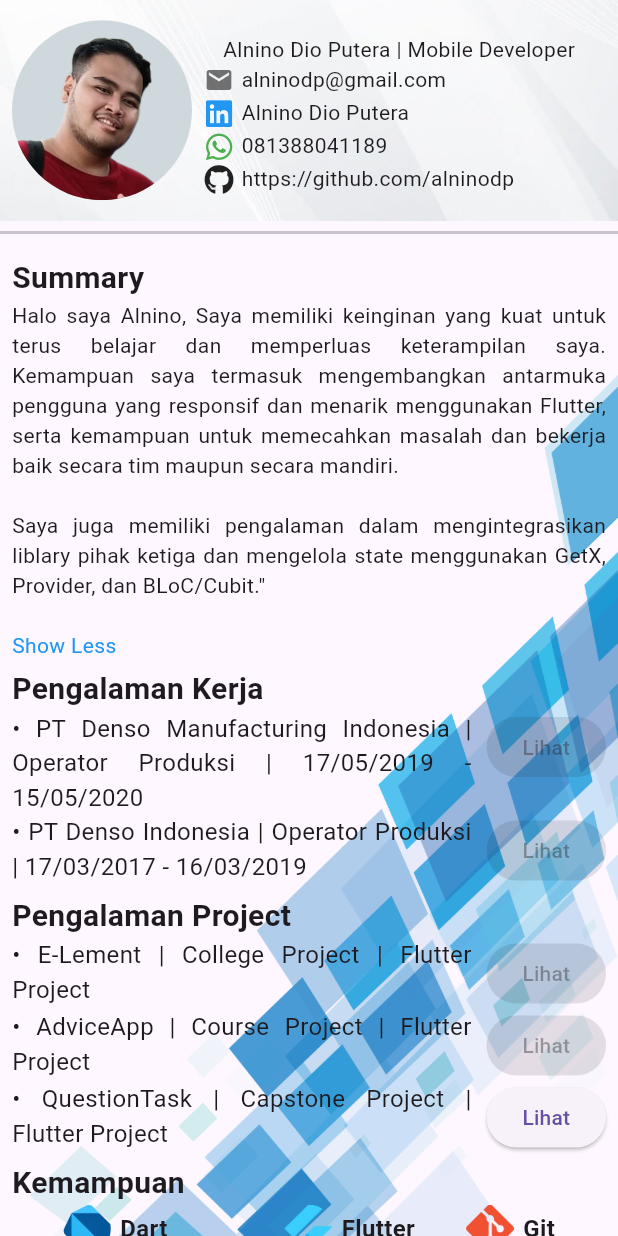
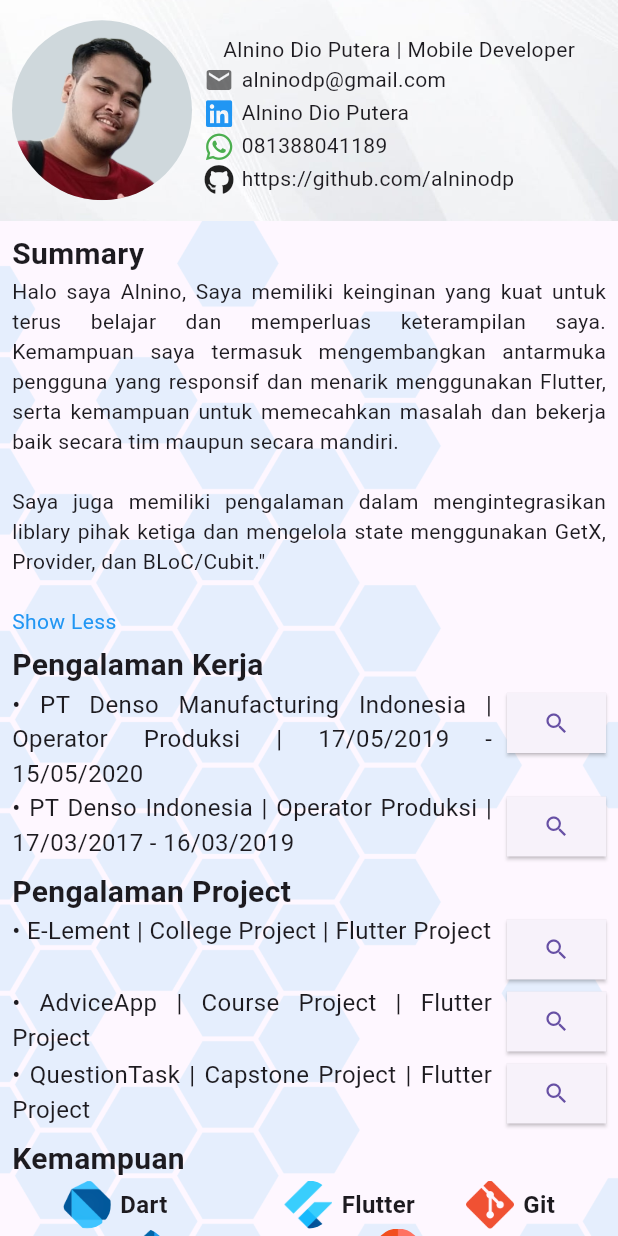
Before and after one commit to AlninoDP/curriculum_vitae, a Flutter app: the screen it shows after launch, after a tap on "Show More", on a phone screen of 412 x 824 dp. Run offline on Flutter 3.47's test engine with Material 3 defaults, Android fonts, the phone set to English and light mode, and no system bars; our stand-ins replace font_awesome_flutter.

```diff
--- /dev/null
+++ b/lib/const/constant.dart
@@ -0,0 +1,61 @@
+const String textIntroduction = '''
+Halo saya Alnino, Saya memiliki keinginan yang kuat untuk terus belajar dan memperluas keterampilan saya. Kemampuan saya termasuk mengembangkan antarmuka pengguna yang responsif dan menarik menggunakan Flutter, serta kemampuan untuk memecahkan masalah dan bekerja baik secara tim maupun secara mandiri.
+
+Saya juga memiliki pengalaman dalam mengintegrasikan liblary pihak ketiga dan mengelola state menggunakan GetX, Provider, dan BLoC/Cubit."
+''';
+
+const List<String> workExperienceText = [
+  '''
+Tugas saya adalah menjalankan mesin produksi, memastikan produk yang dihasilkan berkualitas, merawat mesin secara teratur, menjaga keselamatan kerja, dan mencatat semua kegiatan yang dilakukan.
+''',
+  '''
+Selama periode bekerja sebagai Operator Produksi, saya bertanggung jawab atas pengoperasian mesin produksi, memastikan kualitas produk yang dihasilkan sesuai dengan standar, melakukan perawatan rutin pada mesin, mematuhi prosedur keselamatan kerja, serta melaporkan dan mendokumentasikan kegiatan operasional secara berkala.
+''',
+];
+
+const List<String> projectExperienceText = [
+  '''
+\u2022Pengembangan aplikasi mobile menggunakan Flutter dengan fokus pada pengalaman pengguna.
+
+\u2022Berkolaborasi dengan baik dengan tim pengembangan lain
+
+\u2022Manajemen kode menggunakan Git/GitHub, termasuk integrasi perubahan dari rekan tim.
+
+\u2022Implementasi desain dari Figma.
+
+\u2022Menjaga kebersihan dan struktur kode, serta mengidentifikasi serta memperbaiki bug.
+
+\u2022Pengujian fungsional dan debugging untuk memastikan kualitas aplikasi.
+
+\u2022Komunikasi efektif dan kolaborasi dengan anggota tim.
+ ''',
+  '''
+\u2022Membangun antarmuka pengguna (UI) yang interaktif dan menarik.
+
+\u2022Mengelola status aplikasi menggunakan Provide & BLoC/Cubit untuk memastikan aplikasi responsif.
+
+\u2022Menulis kode Dart yang bersih dan terstruktur dengan baik untuk keseluruhan aplikasi.
+
+\u2022Menghubungkan dengan API eksternal dan mengelola permintaan HTTP serta responsnya.
+
+\u2022Mengurai respons JSON menjadi objek Dart untuk digunakan dalam aplikasi.
+
+\u2022Menerapkan prinsip Clean Architecture untuk memastikan struktur aplikasi yang terorganisir.
+
+\u2022Menulis uji unit untuk menguji komponen individu dan logika bisnis.
+
+\u2022Melakukan uji widget dan uji integrasi untuk memverifikasi perilaku dan alur pengguna dalam aplikasi.
+
+''',
+  '''
+\u2022Membuat antarmuka pengguna (UI) yang mudah digunakan dan responsif.
+
+\u2022Memastikan kode aplikasi tetap rapi, terstruktur, dan mudah dimengerti.
+
+\u2022Melakukan peninjauan kode secara berkala.
+
+\u2022Menggunakan Git untuk menyimpan dan mengelola versi kode aplikasi.
+
+\u2022Menyatukan perubahan kode.
+''',
+];
--- a/lib/curriculum_vitae.dart
+++ b/lib/curriculum_vitae.dart
@@ -1,4 +1,6 @@
+import 'package:curriculum_vitae/const/constant.dart';
 import 'package:curriculum_vitae/widgets/alert_box.dart';
+import 'package:curriculum_vitae/widgets/custom_background.dart';
 import 'package:curriculum_vitae/widgets/personal_experience.dart';
 import 'package:curriculum_vitae/widgets/skill_information.dart';
 import 'package:curriculum_vitae/widgets/social_info.dart';
@@ -17,68 +19,82 @@ class CurriculumVitae extends StatelessWidget {
         child: SingleChildScrollView(
           child: Column(
             children: [
-              Container(
-                  decoration: const BoxDecoration(
-                    image: DecorationImage(
-                      fit: BoxFit.cover,
-                      image: AssetImage('assets/images/bg.jpg'),
+              CustomBackground(
+                imgSrc: 'assets/images/bg.jpg',
+                child: _profileTopPart(),
+              ),
+
+              //* body
+              CustomBackground(
+                imgSrc: 'assets/images/bg_body.png',
+                opacity: 0.4,
+                child: _profileBodyPart(context),
+              ),
+            ],
           ),
         ),
-                  child: _profileTopPart()),
-              const Divider(
-                thickness: 2,
       ),
-              //* body
-              Container(
-                width: double.infinity,
-                decoration: const BoxDecoration(
-                  image: DecorationImage(
-                    fit: BoxFit.cover,
-                    image: AssetImage('assets/images/bg_body2.png'),
-                  ),
-                ),
-                child: Padding(
-                  padding: EdgeInsets.all(8.0),
+    );
+  }
+
+  Padding _profileBodyPart(BuildContext context) {
+    return Padding(
+      padding: const EdgeInsets.all(8.0),
       child: Column(
         crossAxisAlignment: CrossAxisAlignment.start,
         children: [
           //* Summary
-                      TitleText(titleText: 'Summary'),
-                      ShowText(text: textIntroduction),
-                      SizedBox(height: 5),
+          const TitleText(titleText: 'Summary'),
+          const ShowText(text: textIntroduction),
+          const SizedBox(height: 5),
 
           //* Work Experience
-                      TitleText(titleText: 'Pengalaman Kerja'),
+          const TitleText(titleText: 'Pengalaman Kerja'),
           PersonalExperience(
             jobText:
                 'PT Denso Manufacturing Indonesia | Operator Produksi | 17/05/2019 - 15/05/2020',
-                          btnText: 'Lihat'),
+            onPressed: () => _showJobResponsibility(
+              context: context,
+              content: workExperienceText[0],
+            ),
+          ),
           PersonalExperience(
             jobText:
                 'PT Denso Indonesia | Operator Produksi | 17/03/2017 - 16/03/2019',
-                          btnText: 'Lihat'),
-                      SizedBox(height: 5),
+            onPressed: () => _showJobResponsibility(
+              context: context,
+              content: workExperienceText[1],
+            ),
+          ),
+          const SizedBox(height: 5),
 
           //* Project Experience
-                      TitleText(titleText: 'Pengalaman Project'),
+          const TitleText(titleText: 'Pengalaman Project'),
           PersonalExperience(
             jobText: 'E-Lement | College Project | Flutter Project',
-                        btnText: 'Lihat',
+            onPressed: () => _showJobResponsibility(
+              context: context,
+              content: projectExperienceText[0],
+            ),
           ),
           PersonalExperience(
             jobText: 'AdviceApp | Course Project | Flutter Project',
-                        btnText: 'Lihat',
+            onPressed: () => _showJobResponsibility(
+              context: context,
+              content: projectExperienceText[1],
+            ),
           ),
           PersonalExperience(
-                          jobText:
-                              'QuestionTask | Capstone Project | Flutter Project',
-                          btnText: 'Lihat',
-                          onPressed: () => _showAlertBox(context)),
-                      SizedBox(height: 5),
+              jobText: 'QuestionTask | Capstone Project | Flutter Project',
+              onPressed: () => _showJobResponsibility(
+                    context: context,
+                    content: projectExperienceText[2],
+                  )),
+          const SizedBox(height: 5),
 
           //* Skills
-                      TitleText(titleText: 'Kemampuan'),
-                      Row(
+          const TitleText(titleText: 'Kemampuan'),
+          const Row(
             mainAxisAlignment: MainAxisAlignment.spaceEvenly,
             children: [
               SkillInformation(
@@ -98,7 +114,7 @@ class CurriculumVitae extends StatelessWidget {
               ),
             ],
           ),
-                      Row(
+          const Row(
             mainAxisAlignment: MainAxisAlignment.spaceEvenly,
             children: [
               SkillInformation(
@@ -113,15 +129,15 @@ class CurriculumVitae extends StatelessWidget {
           ),
 
           //* Education
-                      TitleText(titleText: 'Pendidikan'),
-                      Text(
+          const TitleText(titleText: 'Pendidikan'),
+          const Text(
             '\u2022 Universitas Esa Unggul | 2022 - Sekarang',
             textAlign: TextAlign.justify,
             style: TextStyle(
               fontSize: 16,
             ),
           ),
-                      Text(
+          const Text(
             '\u2022 SMKN 1 Kota Bekasi | 2013 - 2016',
             textAlign: TextAlign.justify,
             style: TextStyle(
@@ -129,12 +145,6 @@ class CurriculumVitae extends StatelessWidget {
             ),
           )
         ],
-                  ),
-                ),
-              ),
-            ],
-          ),
-        ),
       ),
     );
   }
@@ -188,24 +198,21 @@ class CurriculumVitae extends StatelessWidget {
     );
   }
 
-  void _showAlertBox(BuildContext context) {
+  void _showJobResponsibility({
+    required BuildContext context,
+    required String content,
+  }) {
     showDialog(
       context: context,
       builder: (BuildContext context) {
         return AlertBox(
-          title: "Alert",
-          content: "Ini adalah pesan peringatan.",
+          title: 'Responsibility',
+          content: content,
           onPressed: () {
-            Navigator.of(context).pop(); // Close the dialog
+            Navigator.of(context).pop();
           },
         );
       },
     );
   }
 }
-
-const textIntroduction = '''
-Halo saya Alnino, Saya memiliki keinginan yang kuat untuk terus belajar dan memperluas keterampilan saya. Kemampuan saya termasuk mengembangkan antarmuka pengguna yang responsif dan menarik menggunakan Flutter, serta kemampuan untuk memecahkan masalah dan bekerja baik secara tim maupun secara mandiri.
-
-Saya juga memiliki pengalaman dalam mengintegrasikan liblary pihak ketiga dan mengelola state menggunakan GetX, Provider, dan BLoC/Cubit."
-''';
--- /dev/null
+++ b/lib/widgets/custom_background.dart
@@ -0,0 +1,28 @@
+import 'package:flutter/material.dart';
+
+class CustomBackground extends StatelessWidget {
+  const CustomBackground({
+    super.key,
+    required this.imgSrc,
+    this.opacity,
+    required this.child,
+  });
+  final Widget child;
+  final String imgSrc;
+  final double? opacity;
+
+  @override
+  Widget build(BuildContext context) {
+    return Container(
+      width: double.infinity,
+      decoration: BoxDecoration(
+        image: DecorationImage(
+          fit: BoxFit.cover,
+          image: AssetImage(imgSrc),
+          opacity: opacity ?? 1,
+        ),
+      ),
+      child: child,
+    );
+  }
+}
--- a/lib/widgets/personal_experience.dart
+++ b/lib/widgets/personal_experience.dart
@@ -1,13 +1,9 @@
 import 'package:flutter/material.dart';
 
 class PersonalExperience extends StatelessWidget {
-  const PersonalExperience(
-      {super.key,
-      required this.jobText,
-      required this.btnText,
-      this.onPressed});
+  const PersonalExperience({super.key, required this.jobText, this.onPressed});
   final String jobText;
-  final String btnText;
+
   final Function()? onPressed;
 
   @override
@@ -25,7 +21,13 @@ class PersonalExperience extends StatelessWidget {
           ),
         ),
         const SizedBox(width: 10),
-        ElevatedButton(onPressed: onPressed, child: Text(btnText))
+        ElevatedButton(
+          onPressed: onPressed,
+          style: ElevatedButton.styleFrom(
+            shape: const RoundedRectangleBorder(),
+          ),
+          child: const Icon(Icons.search),
+        )
       ],
     );
   }
```
Also changed, not shown: assets/images/bg_body.jpg (deleted), assets/images/bg_body.png (added), assets/images/bg_body1.jpg (deleted), assets/images/bg_body2.png (deleted), pubspec.lock. Lines whose indentation alone changed are shown as unchanged.
